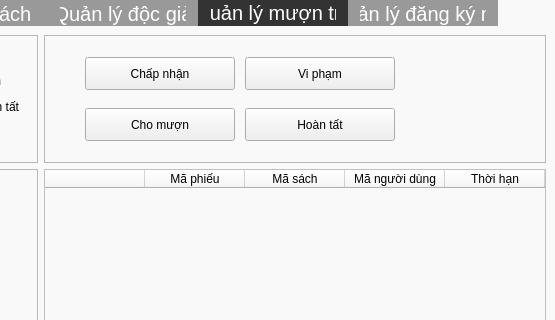
This is admin.ui in duydvu/Library as Qt 5 draws it before an edit; both pictures show x 252 to 807 and y 0 to 320 of the 807 by 563 pixel window. The edited form follows.
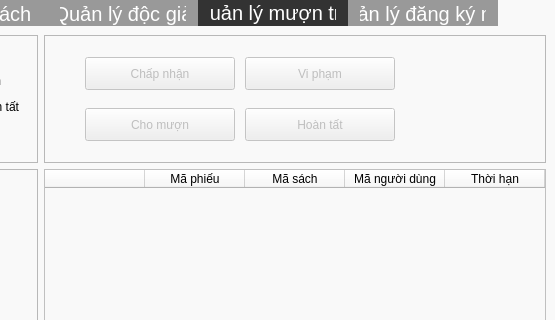
This is the edited form. The open tabs and pages were chosen to show the change.

Patch:
```diff
--- a/admin.ui
+++ b/admin.ui
@@ -1694,6 +1694,12 @@
            </property>
            <item row="0" column="0">
             <widget class="QPushButton" name="accept">
+             <property name="enabled">
+              <bool>false</bool>
+             </property>
+             <property name="cursor">
+              <cursorShape>PointingHandCursor</cursorShape>
+             </property>
              <property name="styleSheet">
               <string notr="true">height: 25px;
 width: 50px;</string>
@@ -1705,6 +1711,12 @@
            </item>
            <item row="1" column="0">
             <widget class="QPushButton" name="send">
+             <property name="enabled">
+              <bool>false</bool>
+             </property>
+             <property name="cursor">
+              <cursorShape>PointingHandCursor</cursorShape>
+             </property>
              <property name="styleSheet">
               <string notr="true">height: 25px;
 width: 50px;</string>
@@ -1716,6 +1728,12 @@
            </item>
            <item row="1" column="1">
             <widget class="QPushButton" name="done">
+             <property name="enabled">
+              <bool>false</bool>
+             </property>
+             <property name="cursor">
+              <cursorShape>PointingHandCursor</cursorShape>
+             </property>
              <property name="styleSheet">
               <string notr="true">height: 25px;
 width: 50px;</string>
@@ -1727,6 +1745,12 @@
            </item>
            <item row="0" column="1">
             <widget class="QPushButton" name="infringe">
+             <property name="enabled">
+              <bool>false</bool>
+             </property>
+             <property name="cursor">
+              <cursorShape>PointingHandCursor</cursorShape>
+             </property>
              <property name="styleSheet">
               <string notr="true">height: 25px;
 width: 50px;</string>
```
Left out of the diff: 17 changed lines with no effect on the pictures.
